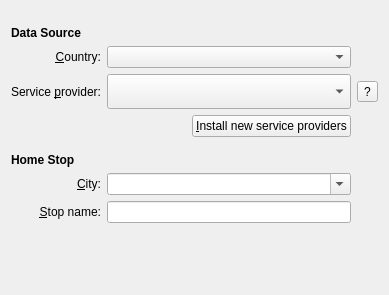
Before: the Qt Designer form applet/publicTransportConfig.ui in KDE/publictransport, drawn with Qt 5.
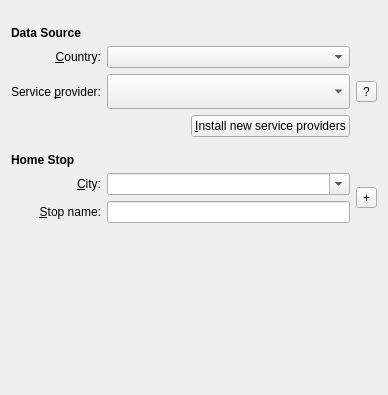
After: the same form once the commit is applied. Custom widgets are drawn as their Qt base class.

Commit message: - Multiple stops can now be used in a single applet. It shows the departures/arrivals for all stops or just for one of them at a time. The currently shown stop(s) can be switched by clicking the icon in the top-left. New stops can easily be added with an unobtrusive tool button. All stop edit fields have autocompletion. - Fixed another memory leak in the applet (not deleted widgets, when not currently in a layout).

Patch:
```diff
--- a/applet/publicTransportConfig.ui
+++ b/applet/publicTransportConfig.ui
@@ -6,8 +6,8 @@
    <rect>
     <x>0</x>
     <y>0</y>
-    <width>389</width>
-    <height>295</height>
+    <width>388</width>
+    <height>395</height>
    </rect>
   </property>
   <property name="sizePolicy">
@@ -20,7 +20,7 @@
    <enum>Qt::LeftToRight</enum>
   </property>
   <layout class="QGridLayout" name="gridLayout">
-   <item row="10" column="0" colspan="6">
+   <item row="10" column="0" colspan="4">
     <spacer name="verticalSpacer_3">
      <property name="orientation">
       <enum>Qt::Vertical</enum>
@@ -36,7 +36,7 @@
      </property>
     </spacer>
    </item>
-   <item row="11" column="0" colspan="6">
+   <item row="11" column="0" colspan="4">
     <widget class="QLabel" name="lblHomeStop">
      <property name="font">
       <font>
@@ -50,53 +50,7 @@
      </property>
     </widget>
    </item>
-   <item row="12" column="5" rowspan="2">
-    <layout class="QVBoxLayout" name="verticalLayout">
-     <property name="leftMargin">
-      <number>0</number>
-     </property>
-     <item>
-      <spacer name="verticalSpacer_2">
-       <property name="orientation">
-        <enum>Qt::Vertical</enum>
-       </property>
-       <property name="sizeHint" stdset="0">
-        <size>
-         <width>0</width>
-         <height>0</height>
-        </size>
-       </property>
-      </spacer>
-     </item>
-     <item>
-      <widget class="KLed" name="kledStopValidated">
-       <property name="sizePolicy">
-        <sizepolicy hsizetype="Fixed" vsizetype="Preferred">
-         <horstretch>0</horstretch>
-         <verstretch>0</verstretch>
-        </sizepolicy>
-       </property>
-       <property name="state">
-        <enum>KLed::Off</enum>
-       </property>
-      </widget>
-     </item>
-     <item>
-      <spacer name="verticalSpacer">
-       <property name="orientation">
-        <enum>Qt::Vertical</enum>
-       </property>
-       <property name="sizeHint" stdset="0">
-        <size>
-         <width>0</width>
-         <height>0</height>
-        </size>
-       </property>
-      </spacer>
-     </item>
-    </layout>
-   </item>
-   <item row="12" column="1" colspan="4">
+   <item row="12" column="1" colspan="2">
     <widget class="KComboBox" name="city">
      <property name="sizePolicy">
       <sizepolicy hsizetype="Expanding" vsizetype="Fixed">
@@ -109,14 +63,16 @@
      </property>
     </widget>
    </item>
-   <item row="13" column="1" colspan="4">
+   <item row="13" column="1" colspan="2">
     <widget class="KLineEdit" name="stop">
      <property name="enabled">
       <bool>true</bool>
      </property>
      <property name="whatsThis">
-      <string>You need to fill in a stop name for which you want to see the departures.
-If the green lamp on the right shines, the stop name is valid and will give you a departure list.</string>
+      <string>You need to fill in a stop name for which you want to see the departures.</string>
+     </property>
+     <property name="text">
+      <string notr="true"/>
      </property>
     </widget>
    </item>
@@ -146,23 +102,7 @@
      </property>
     </widget>
    </item>
-   <item row="14" column="0" colspan="6">
-    <spacer name="verticalSpacer_11">
-     <property name="orientation">
-      <enum>Qt::Vertical</enum>
-     </property>
-     <property name="sizeType">
-      <enum>QSizePolicy::Expanding</enum>
-     </property>
-     <property name="sizeHint" stdset="0">
-      <size>
-       <width>64</width>
-       <height>10</height>
-      </size>
-     </property>
-    </spacer>
-   </item>
-   <item row="7" column="1" colspan="4">
+   <item row="7" column="1" colspan="2">
     <widget class="KComboBox" name="serviceProvider">
      <property name="sizePolicy">
       <sizepolicy hsizetype="MinimumExpanding" vsizetype="Fixed">
@@ -189,7 +129,7 @@
      </property>
     </widget>
    </item>
-   <item row="7" column="5">
+   <item row="7" column="3">
     <widget class="QToolButton" name="btnServiceProviderInfo">
      <property name="toolTip">
       <string>Show information about the current service provider.</string>
@@ -212,14 +152,14 @@
      </property>
     </widget>
    </item>
-   <item row="5" column="1" colspan="4">
+   <item row="5" column="1" colspan="2">
     <widget class="QComboBox" name="location">
      <property name="whatsThis">
       <string>The country the stop / station / airport is in.</string>
      </property>
     </widget>
    </item>
-   <item row="3" column="0" colspan="6">
+   <item row="3" column="0" colspan="4">
     <widget class="QLabel" name="lblDataSource_2">
      <property name="font">
       <font>
@@ -246,7 +186,7 @@
      </property>
     </widget>
    </item>
-   <item row="2" column="0" colspan="6">
+   <item row="2" column="0" colspan="4">
     <spacer name="verticalSpacer_12">
      <property name="orientation">
       <enum>Qt::Vertical</enum>
@@ -262,21 +202,42 @@
      </property>
     </spacer>
    </item>
-   <item row="9" column="4">
+   <item row="9" column="2">
     <widget class="KPushButton" name="downloadServiceProviders">
      <property name="text">
       <string>&amp;Install new service providers</string>
      </property>
     </widget>
    </item>
+   <item row="12" column="3" rowspan="2">
+    <widget class="QToolButton" name="btnAddStop">
+     <property name="toolTip">
+      <string>Add another stop</string>
+     </property>
+     <property name="whatsThis">
+      <string>Multiple stops can be added. The departure / arrival list can show the results of all stops or just one of them. This can be switched by clicking the icon in the top-left corner of the applet.</string>
+     </property>
+     <property name="text">
+      <string notr="true">+</string>
+     </property>
+    </widget>
+   </item>
+   <item row="14" column="0" colspan="4">
+    <spacer name="vSpacer">
+     <property name="orientation">
+      <enum>Qt::Vertical</enum>
+     </property>
+     <property name="sizeHint" stdset="0">
+      <size>
+       <width>20</width>
+       <height>10</height>
+      </size>
+     </property>
+    </spacer>
+   </item>
   </layout>
  </widget>
  <customwidgets>
-  <customwidget>
-   <class>KLed</class>
-   <extends>QWidget</extends>
-   <header>kled.h</header>
-  </customwidget>
   <customwidget>
    <class>KPushButton</class>
    <extends>QPushButton</extends>
```
The commit also changes 6 other files.
